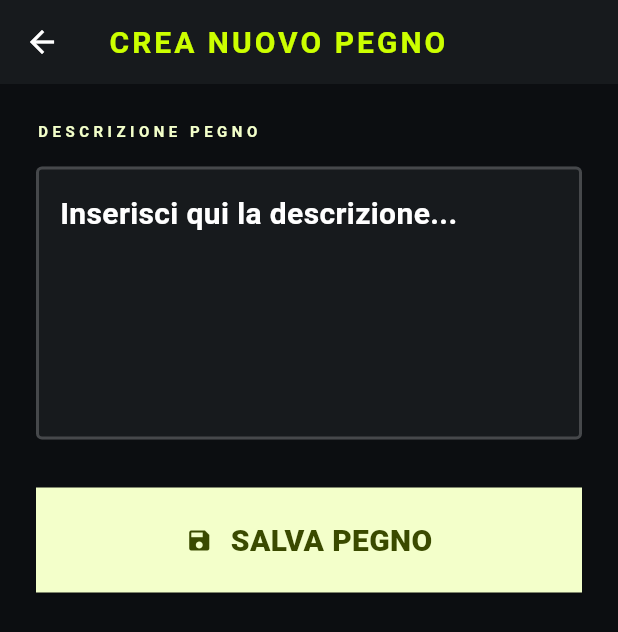
After one commit to alex-damico/addio_celibato, a Flutter app: the CreateTaskPage screen opened directly, after a tap on "SALVA PEGNO", on a phone screen of 412 x 824 dp. The commit adds this screen. Shown: the top 632 px of the screen. Run offline on Flutter 3.47's test engine with Material 3 defaults, Android fonts, the phone set to English and light mode, and no system bars; our stand-ins replace dio, get_it, retrofit, shared_preferences; accounts and stored records are empty; generated files the repository leaves out were written again; network calls fail.

Commit message:
Add CreateTaskPage, TaskCreateDto, and save method to TaskRepository; update UI and assets

```diff
--- /dev/null
+++ b/fe/lib/models/task_create.dart
@@ -0,0 +1,18 @@
+
+import 'package:json_annotation/json_annotation.dart';
+
+part 'task_create.g.dart';
+
+@JsonSerializable()
+class TaskCreateDto {
+  final String content;
+
+  TaskCreateDto({
+    required this.content,
+  });
+
+  factory TaskCreateDto.fromJson(Map<String, dynamic> json) =>
+      _$TaskCreateDtoFromJson(json);
+
+  Map<String, dynamic> toJson() => _$TaskCreateDtoToJson(this);
+}
--- a/fe/lib/network/rest_client.dart
+++ b/fe/lib/network/rest_client.dart
@@ -2,6 +2,7 @@
 import 'package:dio/dio.dart';
 import 'package:fe/models/hint.dart';
 import 'package:fe/models/question.dart';
+import 'package:fe/models/task_create.dart';
 import 'package:fe/models/tasks.dart';
 import 'package:retrofit/error_logger.dart';
 import 'package:retrofit/http.dart';
@@ -32,4 +33,7 @@ abstract class RestClient {
   @POST('/tasks/{id}/send')
   Future<TaskDto> sendTask(@Path() int id);
 
+  @POST('/tasks/')
+  Future<int> saveTask(@Body() TaskCreateDto task);
+
 }
--- /dev/null
+++ b/fe/lib/pages/create_task_page.dart
@@ -0,0 +1,133 @@
+import 'package:fe/main.dart';
+import 'package:fe/models/task_create.dart';
+import 'package:fe/repositories/task_repository.dart';
+import 'package:flutter/material.dart';
+import '../app_colors.dart';
+
+class CreateTaskPage extends StatefulWidget {
+  const CreateTaskPage({super.key});
+
+  @override
+  State<CreateTaskPage> createState() => _CreateTaskPageState();
+}
+
+class _CreateTaskPageState extends State<CreateTaskPage> {
+  final TextEditingController _contentController = TextEditingController();
+  bool _isSaving = false;
+
+  @override
+  void dispose() {
+    _contentController.dispose();
+    super.dispose();
+  }
+
+  Future<void> _saveTask() async {
+    final content = _contentController.text.trim();
+    if (content.isEmpty) return;
+
+    setState(() {
+      _isSaving = true;
+    });
+
+    try {
+      final create = TaskCreateDto(content: content);
+      await getIt<TaskRepository>().save(create);
+      if (mounted) {
+        Navigator.of(context).pop();
+        ScaffoldMessenger.of(context).showSnackBar(
+          const SnackBar(content: Text('Pegno creato con successo')),
+        );
+      }
+    } catch (e) {
+      if (mounted) {
+        ScaffoldMessenger.of(context).showSnackBar(
+          SnackBar(content: Text('Errore durante il salvataggio: $e')),
+        );
+      }
+    } finally {
+      if (mounted) {
+        setState(() {
+          _isSaving = false;
+        });
+      }
+    }
+  }
+
+  @override
+  Widget build(BuildContext context) {
+    final themeData = Theme.of(context);
+
+    return Scaffold(
+      appBar: AppBar(
+        backgroundColor: AppColors.headerBackground,
+        elevation: 0,
+        title: Text(
+          'CREA NUOVO PEGNO',
+          style: themeData.textTheme.displayLarge,
+        ),
+      ),
+      body: Padding(
+        padding: const EdgeInsets.all(24.0),
+        child: Column(
+          crossAxisAlignment: CrossAxisAlignment.start,
+          children: [
+            Text(
+              'DESCRIZIONE PEGNO',
+              style: themeData.textTheme.labelSmall?.copyWith(
+                color: AppColors.primary,
+                letterSpacing: 3,
+              ),
+            ),
+            const SizedBox(height: 16),
+            TextField(
+              controller: _contentController,
+              maxLines: 5,
+              style: themeData.textTheme.bodyMedium?.copyWith(
+                color: Colors.white,
+              ),
+              decoration: InputDecoration(
+                hintText: 'Inserisci qui la descrizione...',
+                filled: true,
+                fillColor: AppColors.surfaceContainer,
+                enabledBorder: const OutlineInputBorder(
+                  borderSide: BorderSide(color: AppColors.outlineVariant, width: 2),
+                ),
+                focusedBorder: const OutlineInputBorder(
+                  borderSide: BorderSide(color: AppColors.primary, width: 2),
+                ),
+              ),
+            ),
+            const SizedBox(height: 32),
+            SizedBox(
+              width: double.infinity,
+              height: 70,
+              child: ElevatedButton(
+                onPressed: _isSaving ? null : _saveTask,
+                style: ElevatedButton.styleFrom(
+                  backgroundColor: AppColors.primary,
+                  foregroundColor: AppColors.onPrimaryFixed,
+                ),
+                child: _isSaving
+                    ? const CircularProgressIndicator(color: AppColors.onPrimaryFixed)
+                    : Row(
+                        mainAxisAlignment: MainAxisAlignment.center,
+                        children: [
+                          const Icon(Icons.save),
+                          const SizedBox(width: 12),
+                          Text(
+                            'SALVA PEGNO',
+                            style: themeData.textTheme.bodyMedium?.copyWith(
+                              color: AppColors.onPrimaryFixed,
+                              fontWeight: FontWeight.w900,
+                            ),
+                          ),
+                        ],
+                      ),
+              ),
+            ),
+          ],
+        ),
+      ),
+    );
+  }
+}
--- a/fe/lib/repositories/task_repository.dart
+++ b/fe/lib/repositories/task_repository.dart
@@ -1,4 +1,5 @@
 import 'package:fe/models/task.dart';
+import 'package:fe/models/task_create.dart';
 
 import '../models/tasks.dart';
 import '../network/rest_client.dart';
@@ -12,4 +13,6 @@ class TaskRepository {
 
   Future<TaskDto> sendTask(int id) => restClient.sendTask(id);
 
+  Future<int> save(TaskCreateDto taskDto) => restClient.saveTask(taskDto);
+
 }
--- a/fe/pubspec.yaml
+++ b/fe/pubspec.yaml
@@ -70,6 +70,7 @@ flutter:
   # To add assets to your application, add an assets section, like this:
   assets:
     - assets/images/background.jpg
+    - assets/images/question.png
 
   # An image asset can refer to one or more resolution-specific "variants", see
   # https://flutter.dev/to/resolution-aware-images
```
Also changed, not shown: fe/lib/pages/home_page.dart (+20 -10 lines), fe/lib/pages/question_page.dart (+8 -2 lines), fe/assets/images/question.png (added), fe/lib/models/task_create.g.dart (added), fe/lib/network/rest_client.g.dart.
